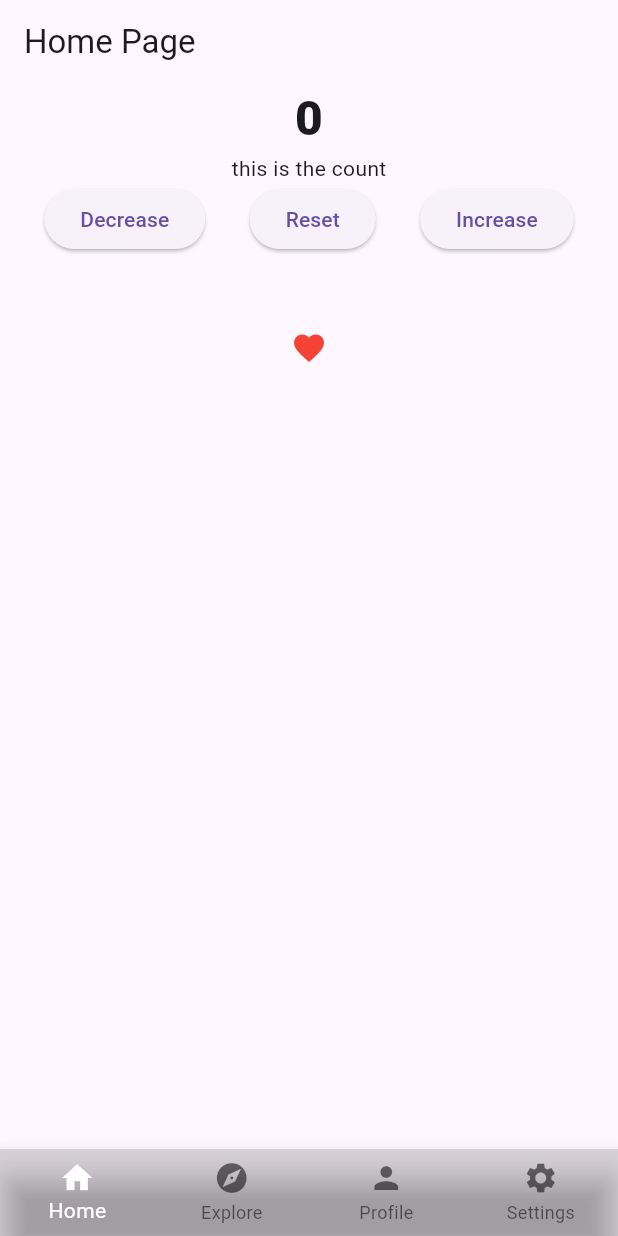
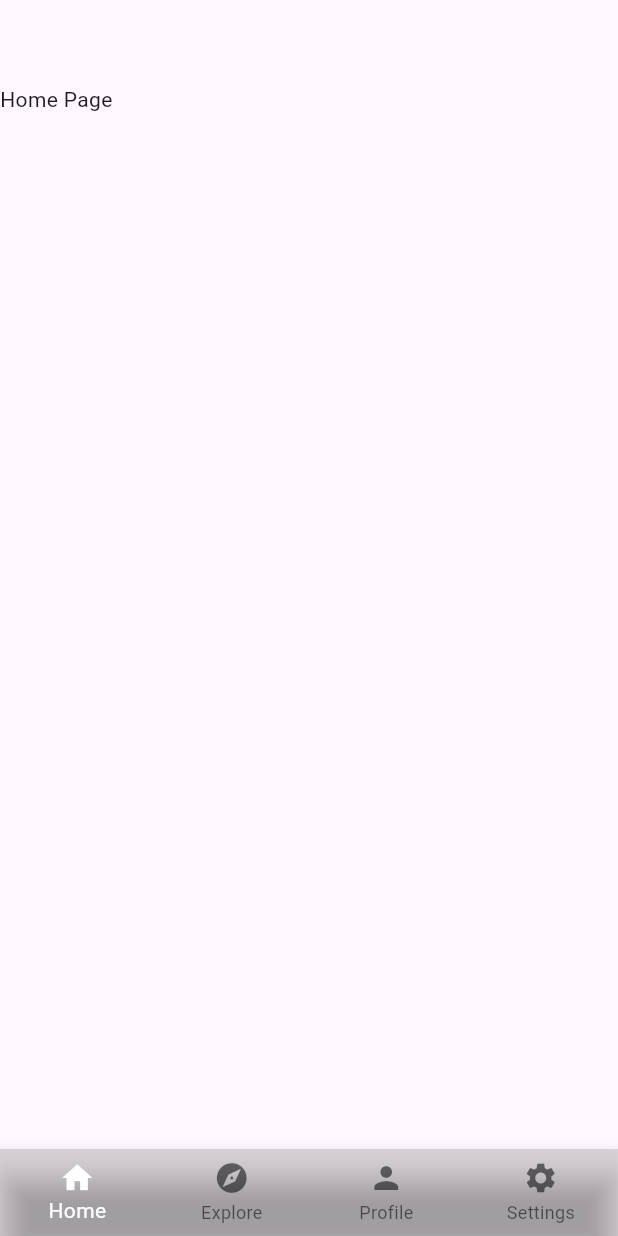
Before and after one commit to bidhan-skybase/Flutter-Class, a Flutter app: the screen it shows after launch, on a phone screen of 412 x 824 dp. Run offline on Flutter 3.47's test engine with Material 3 defaults, Android fonts, the phone set to English and light mode, and no system bars; our stand-ins replace get.

```diff
--- a/lib/views/home_page.dart
+++ b/lib/views/home_page.dart
@@ -1,4 +1,9 @@
 import 'package:demoapp/controllers/home_page_controller.dart';
+import 'package:demoapp/views/error_page.dart';
+import 'package:demoapp/views/explore_page.dart';
+import 'package:demoapp/views/landing_page.dart';
+import 'package:demoapp/views/profile_pag.dart';
+import 'package:demoapp/views/settings_page.dart';
 import 'package:flutter/material.dart';
 import 'package:get/get.dart';
 
@@ -11,7 +16,7 @@ class HomePage extends StatelessWidget {
   @override
   Widget build(BuildContext context) {
     return Scaffold(
-      appBar: AppBar(title: Text("Home Page")),
+      appBar: AppBar(),
       bottomNavigationBar: Obx(
         () => BottomNavigationBar(
           type: BottomNavigationBarType.fixed,
@@ -30,58 +35,19 @@ class HomePage extends StatelessWidget {
           }),
         ),
       ),
-      body: SingleChildScrollView(
-        child: Center(
-          child: Column(
-            children: [
-              //to reflect observable variable changes
-              Obx(() {
-                return Text(
-                  c.count.value.toString(),
-                  style: TextStyle(fontSize: 32, fontWeight: FontWeight.w800),
-                );
-              }),
-              Text("this is the count"),
-              Row(
-                mainAxisAlignment: MainAxisAlignment.spaceEvenly,
-                children: [
-                  ElevatedButton(
-                    onPressed: () {
-                      c.decreaseCount();
-                    },
-                    child: Text("Decrease"),
-                  ),
-                  ElevatedButton(
-                    onPressed: () {
-                      c.resetCount();
-                    },
-                    child: Text("Reset"),
-                  ),
-                  ElevatedButton(
-                    onPressed: () {
-                      c.increaseCount();
-                    },
-                    child: Text("Increase"),
-                  ),
-                ],
-              ),
-              SizedBox(height: 50),
-              InkWell(
-                onTap: () {
-                  c.toggleLikeStatus();
-                },
-                child: Obx(() {
-                  if (c.isLiked.value == true) {
-                    return Icon(Icons.favorite, color: Colors.red);
-                  } else {
-                    return Icon(Icons.favorite_border, color: Colors.red);
-                  }
-                }),
-              ),
-            ],
-          ),
-        ),
-      ),
+      body: Obx((){
+        if(c.currentIndex.value==0){
+          return LandingPage();
+        }else if(c.currentIndex.value==1){
+          return ExplorePage();
+        }else if(c.currentIndex.value==2){
+          return ProfilePage();
+        }else if(c.currentIndex.value==3){
+          return SettingsPage();
+        }else{
+          return ErrorPage();
+        }
+      }),
     );
   }
 }
--- /dev/null
+++ b/lib/views/landing_page.dart
@@ -0,0 +1,15 @@
+import 'package:flutter/material.dart';
+
+class LandingPage extends StatelessWidget {
+  const LandingPage({super.key});
+
+  @override
+  Widget build(BuildContext context) {
+
+    return Column(
+      children: [
+        Text("Home Page")
+      ],
+    );
+  }
+}
```
Also changed, not shown: lib/controllers/home_page_controller.dart (+13 -0 lines), lib/views/error_page.dart (added, +15 -0 lines), lib/views/explore_page.dart (added, +15 -0 lines), lib/views/profile_pag.dart (added, +15 -0 lines), lib/views/settings_page.dart (added, +10 -0 lines).
